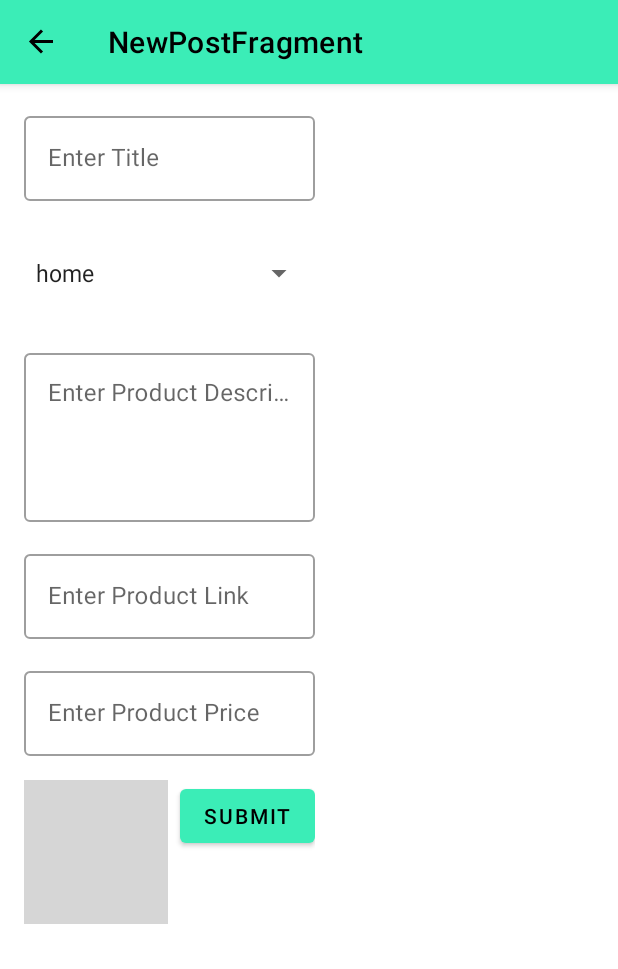
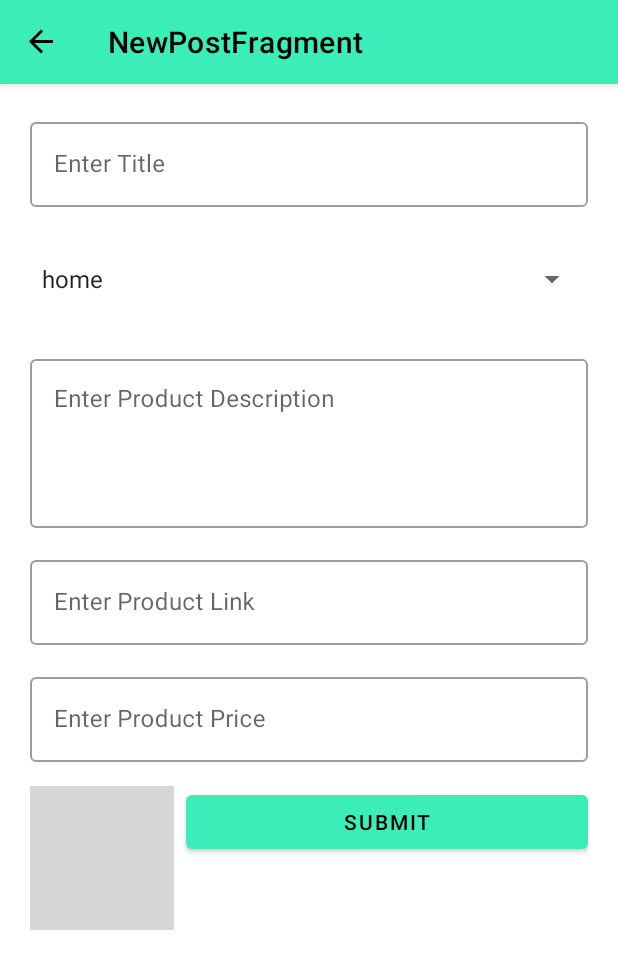
Before and after one commit to RazGavriel/Wise-Buyer-Android, an Android app: the NewPostFragment screen opened through its navigation route, on a phone screen of 412 x 824 dp. Shown: the top 969 px of the screen. Run offline under Robolectric (Android 15) with nearby library versions, the phone set to English and light mode, and no system bars; our stand-ins replace Firebase (no records; nobody signed in at launch, a user with empty details on screens opened directly), navigation-ui; grey boxes are pictures that could not be loaded.

Commit message:
fix activity layout width

```diff
--- a/app/src/main/res/layout/activity_main.xml
+++ b/app/src/main/res/layout/activity_main.xml
@@ -31,8 +31,8 @@
         <androidx.fragment.app.FragmentContainerView
             android:id="@+id/fragment_container"
             android:name="androidx.navigation.fragment.NavHostFragment"
-            android:layout_width="wrap_content"
-            android:layout_height="wrap_content"
+            android:layout_width="match_parent"
+            android:layout_height="match_parent"
             app:navGraph="@navigation/nav_graph"
             app:layout_behavior="@string/appbar_scrolling_view_behavior"
             tools:layout_editor_absoluteX="1dp"
@@ -44,7 +44,7 @@
         android:id="@+id/navigation_view"
         app:menu="@menu/nav_menu"
         app:headerLayout="@layout/header_navigation_drawer"
-        android:layout_width="wrap_content"
+        android:layout_width="match_parent"
         android:layout_height="match_parent"
         android:layout_gravity="start" />
 
--- a/app/src/main/res/layout/fragment_new_post.xml
+++ b/app/src/main/res/layout/fragment_new_post.xml
@@ -3,7 +3,7 @@
     android:layout_width="match_parent"
     android:layout_height="match_parent"
     android:orientation="vertical"
-    android:padding="16dp">
+    android:padding="20dp">
 
     <com.google.android.material.textfield.TextInputLayout
         android:id="@+id/title_input_layout"
@@ -112,4 +112,11 @@
 
     </LinearLayout>
 
+    <ProgressBar
+        android:id="@+id/progress_bar_create_new_post"
+        android:layout_width="match_parent"
+        android:layout_height="wrap_content"
+        android:layout_below="@id/lastNameInputLayout"
+        android:visibility="gone"
+        />
 </LinearLayout>
```
Also changed, not shown: app/src/main/java/com/app/wisebuyer/posts/new/NewPostFragment.kt (+14 -2 lines).
